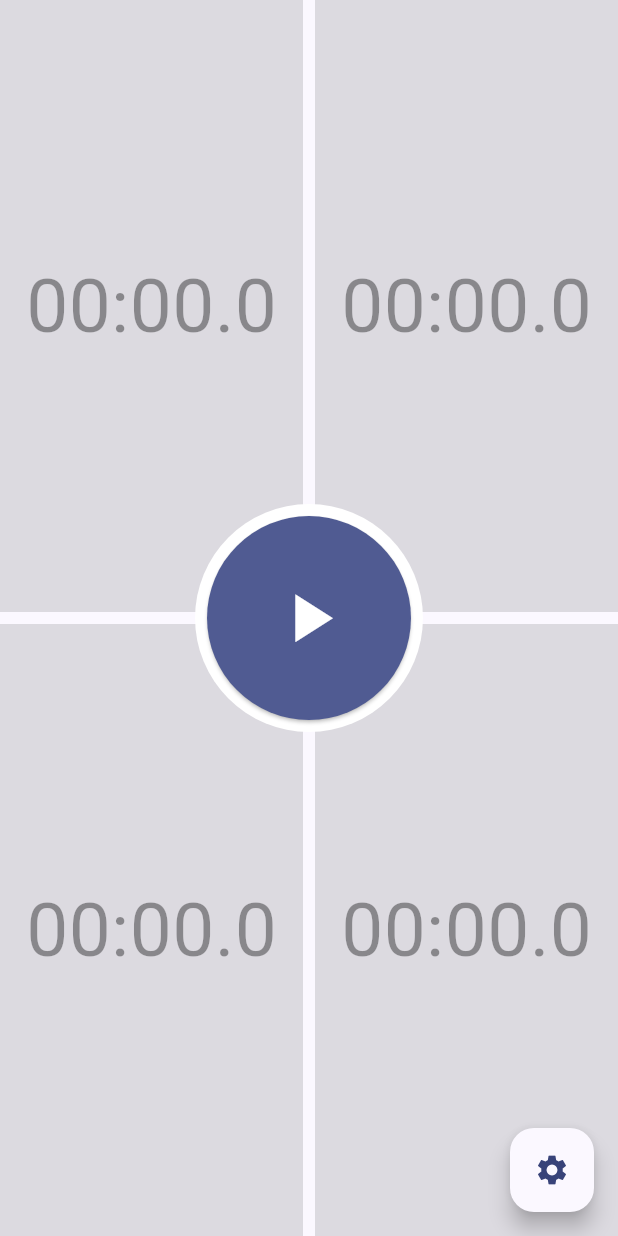
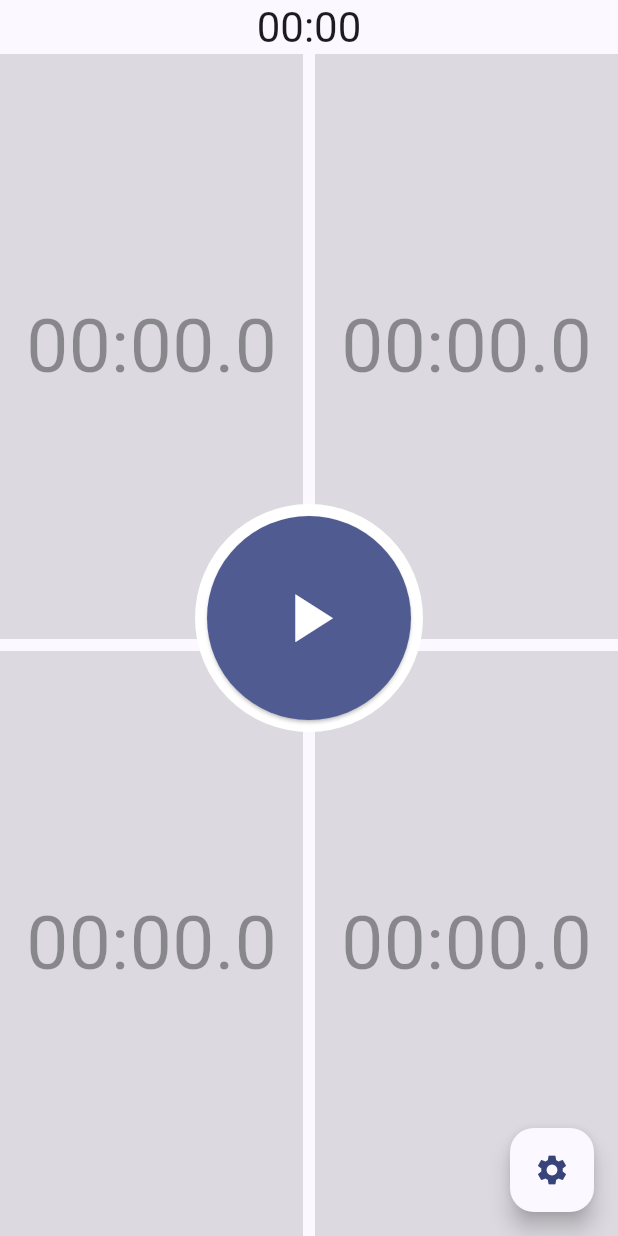
Before and after one commit to Jerakin/MTG-Clock, a Flutter app: the screen it shows after launch, on a phone screen of 412 x 824 dp. Run offline on Flutter 3.47's test engine with Material 2 defaults, Android fonts, the phone set to English and light mode, and no system bars; our stand-ins replace numberpicker; missing offline and left inert: dart:html, dart:js_util.

Commit message:
feat: top timer

```diff
--- a/lib/models.dart
+++ b/lib/models.dart
@@ -40,7 +40,7 @@ class MyAppModel extends ChangeNotifier {
   }
 
   String getPlayerTimeString(int i){
-    return _toTime(playerTimers[i] ?? 0);
+    return formatTimePlayers(playerTimers[i] ?? 0);
   }
 
   void passTurn(int player){
@@ -77,7 +77,15 @@ class MyAppModel extends ChangeNotifier {
     );
   }
 
-  String _toTime(value){
+  String formatTimeSeconds(value){
+    final duration = Duration(seconds: value);
+    String minutes = (duration.inMinutes % 60).toString().padLeft(2, '0');
+    String seconds = (duration.inSeconds % 60).toString().padLeft(2, '0');
+
+    return '$minutes:$seconds';
+  }
+
+  String formatTimePlayers(value){
     final duration = Duration(milliseconds: value*100);
     String minutes = (duration.inMinutes % 60).toString().padLeft(2, '0');
     String seconds = (duration.inSeconds % 60).toString().padLeft(2, '0');
@@ -92,6 +100,18 @@ class MyAppSettings extends ChangeNotifier {
   static const List<int> player_list = <int>[2, 3, 4, 5, 6];
   List<bool> isSelected = [true, false, false];
   List<int> currentTimers = [40, 40, 40];
+
+  int getTotalTime(){
+    if (isSelected[0]){
+      return currentTimers[0]*players;
+    }
+    else if (isSelected[1]){
+      return currentTimers[1];
+    }
+    else {
+      return 0;
+    }
+  }
 
   void setSelectedTimerStyle(v){
     for (int index = 0; index < isSelected.length; index++) {
--- a/lib/timer_screen.dart
+++ b/lib/timer_screen.dart
@@ -34,33 +34,59 @@ class TimerScreen extends StatelessWidget {
 
   @override
   Widget build(BuildContext context) {
-    double pauseButtonDiameter = min(MediaQuery.of(context).size.width, MediaQuery.of(context).size.height) * 0.33;
+    double screenWidth = MediaQuery.of(context).size.width;
+    double pauseButtonDiameter = min(MediaQuery.of(context).size.height, screenWidth) * 0.33;
+    int screenWidthInt = screenWidth.toInt();
 
     return Center(
       child: Stack(
         children: [
           Consumer2<MyAppModel, MyAppSettings>(
               builder: (context, appModel, appSettings, child) {
-                return Row(
+                return Column(
                   crossAxisAlignment: CrossAxisAlignment.stretch,
                   children: <Widget>[
+                      Stack(children: [
+                        const SizedBox(
+                          height: _widgetMargin*4,
+                        ),
+                        Align(
+                          alignment: Alignment.topLeft,
+                          child: Visibility(
+                            visible: !appSettings.isSelected[2],
+                            child: SizedBox(
+                              height: _widgetMargin*4,
+                              width: screenWidth * (appModel.totalTime() / appSettings.getTotalTime()),
+                              child: DecoratedBox(
+                                decoration: BoxDecoration(
+                                color: Theme.of(context).colorScheme.primary,
+                              )
+                            ),
+                          ),
+                        )),
+                        Center(child: Text(
+                          appModel.formatTimeSeconds(appModel.totalTime()),
+                          style: Theme.of(context).textTheme.headlineMedium,
+                        ))
+                      ])
+                    , // Margin
                     Expanded(
-                      child: Column(
+                      child: Row(
                         crossAxisAlignment: CrossAxisAlignment.stretch,
                         children: <Widget>[
                           _playerIndicator(context, appModel, appSettings, 1),
-                          const SizedBox(height: _widgetMargin), // Margin
+                          const SizedBox(width: _widgetMargin), // Margin
                           _playerIndicator(context, appModel, appSettings, 4),
                         ],
                       ),
                     ),
-                    const SizedBox(width: _widgetMargin), // Margin
+                    const SizedBox(height: _widgetMargin), // Margin
                     Expanded(
-                      child: Column(
+                      child: Row(
                         crossAxisAlignment: CrossAxisAlignment.stretch,
                         children: <Widget>[
                           _playerIndicator(context, appModel, appSettings, 2),
-                          const SizedBox(height: _widgetMargin), // Margin
+                          const SizedBox(width: _widgetMargin), // Margin
                           _playerIndicator(context, appModel, appSettings, 3),
                         ],
                       ),
```
